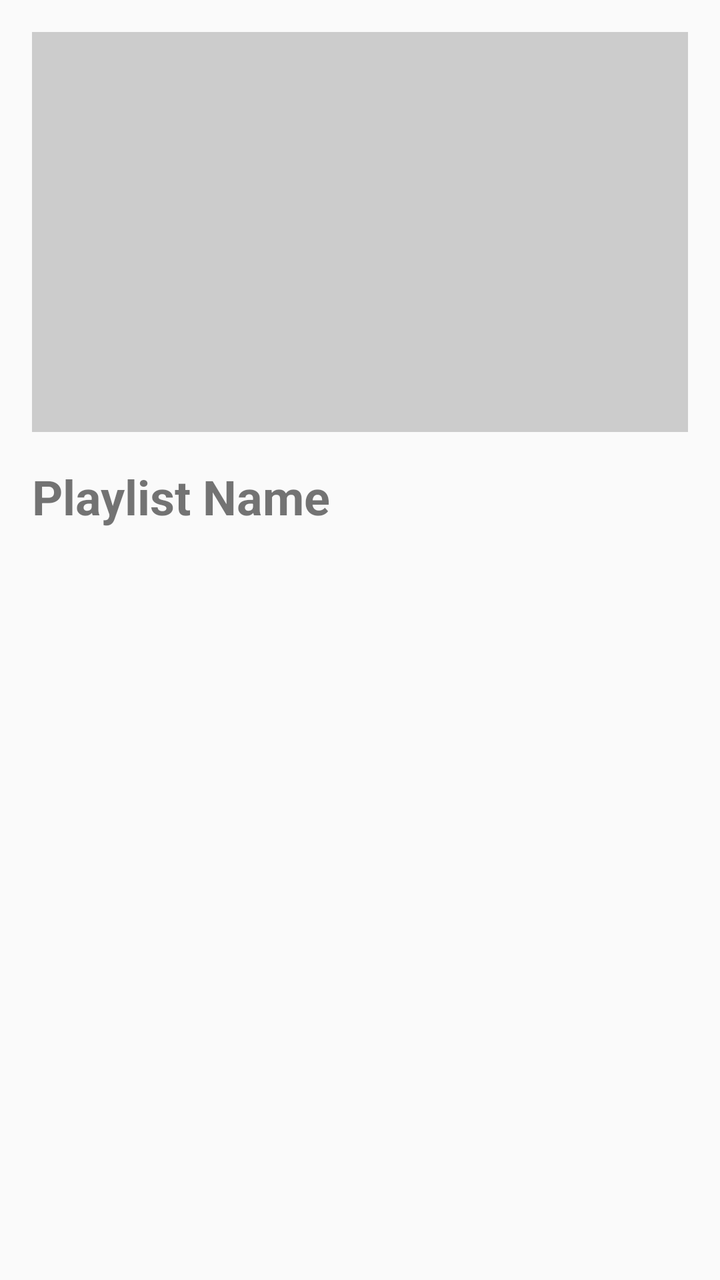
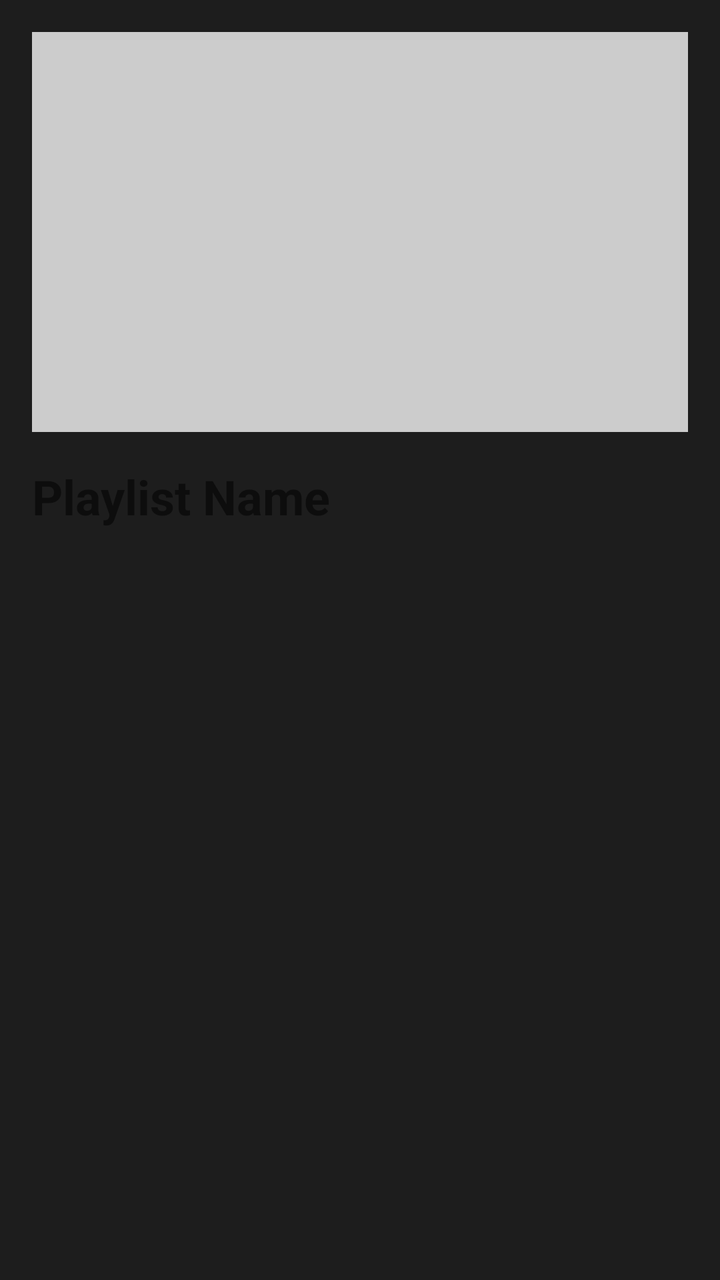

Compare the two renders of this Android layout. The source of the first and the diff that turns it into the second are given below.
<!-- AndroidManifest.xml: application theme Theme.ContextAwareMusicApp -->
<!-- res/layout/fragment_playlist_detail.xml -->
<?xml version="1.0" encoding="utf-8"?>
<LinearLayout xmlns:android="http://schemas.android.com/apk/res/android"
    android:layout_width="match_parent"
    android:layout_height="match_parent"
    android:orientation="vertical"
    android:padding="16dp">

    <ImageView
        android:id="@+id/playlist_image"
        android:layout_width="match_parent"
        android:layout_height="200dp"
        android:scaleType="centerCrop"
        android:src="@drawable/placeholder_image"
        android:contentDescription="@string/playlist_image_desc" />

    <TextView
        android:id="@+id/playlist_name"
        android:layout_width="wrap_content"
        android:layout_height="wrap_content"
        android:text="Playlist Name"
        android:textSize="24sp"
        android:textStyle="bold"
        android:layout_marginTop="16dp" />

    <androidx.recyclerview.widget.RecyclerView
        android:id="@+id/tracks_recycler_view"
        android:layout_width="match_parent"
        android:layout_height="0dp"
        android:layout_weight="1"
        android:layout_marginTop="16dp" />
</LinearLayout>
<!-- resources referenced by this layout -->
<resources>
  <!-- drawable placeholder_image (drawable) -->
  <?xml version="1.0" encoding="utf-8"?>
  <shape xmlns:android="http://schemas.android.com/apk/res/android" android:shape="rectangle">
      <solid android:color="#CCCCCC" />
      <size android:width="50dp" android:height="50dp" />
  </shape>
  <string name="playlist_image_desc">Playlist Image Description</string>
  <style name="Theme.ContextAwareMusicApp" parent="Theme.AppCompat.Light.NoActionBar">
          <item name="colorPrimary">@color/purple_500</item>
          <item name="colorPrimaryDark">@color/purple_700</item>
          <item name="colorAccent">@color/teal_200</item>
          <item name="android:statusBarColor" tools:targetApi="lollipop">@android:color/transparent</item>
          <item name="android:windowLightStatusBar" tools:targetApi="m">true</item>
      </style>
  <color name="purple_500">#FF6200EE</color>
  <color name="purple_700">#FF3700B3</color>
  <color name="teal_200">#FF03DAC5</color>
</resources>

<!-- the commit's change to res/layout/fragment_playlist_detail.xml (unified diff, before → after) -->
@@ -3,6 +3,7 @@
     android:layout_width="match_parent"
     android:layout_height="match_parent"
     android:orientation="vertical"
+    android:background="@color/playerBackgroundColor"
     android:padding="16dp">
 
     <ImageView
<!-- resource entries referenced after the edit -->
@@ -1,5 +1,6 @@
 <!-- resources referenced by this layout -->
 <resources>
+  <color name="playerBackgroundColor">#1D1D1D</color>
   <!-- drawable placeholder_image (drawable) -->
   <?xml version="1.0" encoding="utf-8"?>
   <shape xmlns:android="http://schemas.android.com/apk/res/android" android:shape="rectangle">
